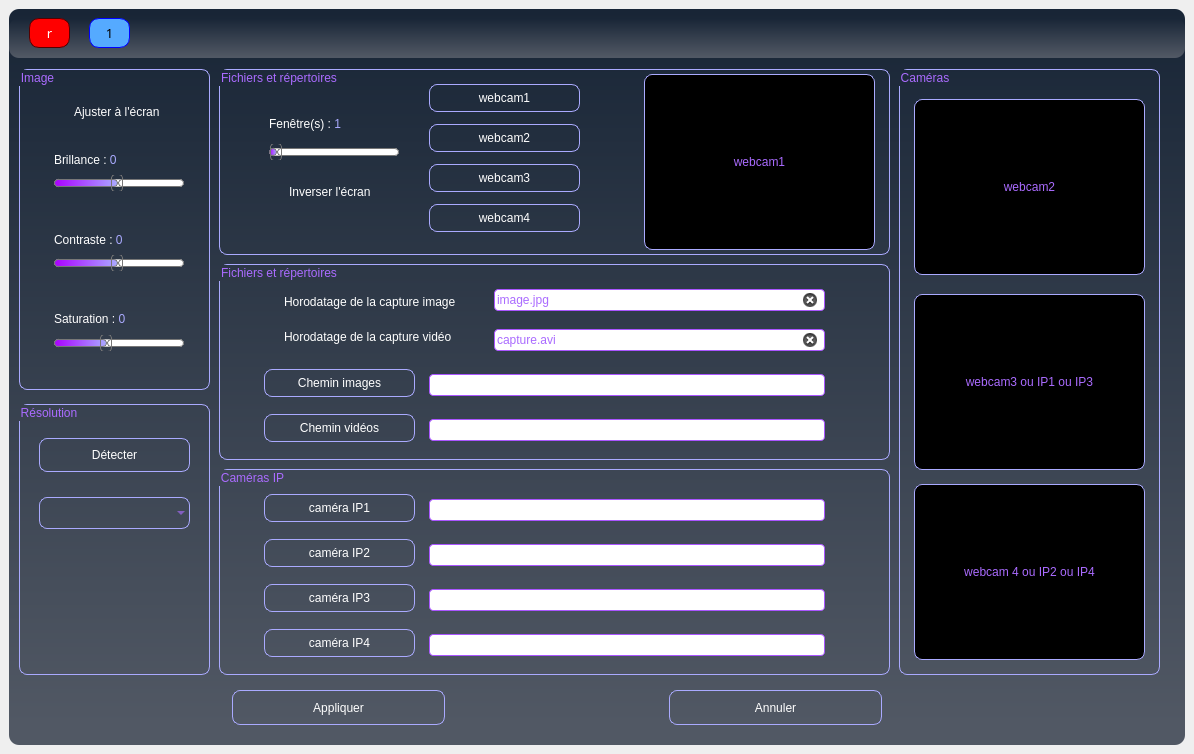
This is Settings.ui in pat13310/Webcam as Qt 5 draws it before an edit. The edited form follows.
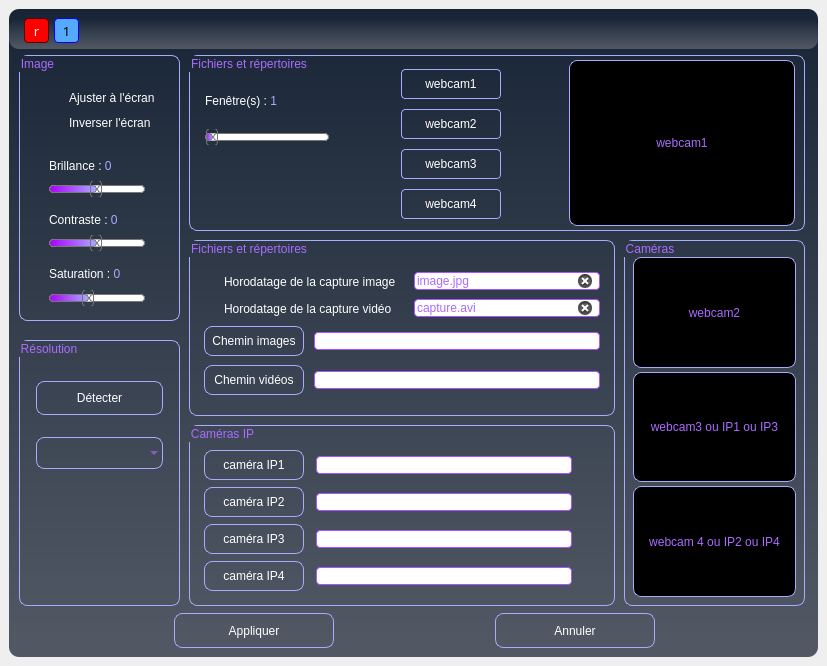
This is the edited form. Icons and pictures are not drawn.

What changed in the file:
```diff
--- a/Settings.ui
+++ b/Settings.ui
@@ -6,8 +6,8 @@
    <rect>
     <x>0</x>
     <y>0</y>
-    <width>1194</width>
-    <height>754</height>
+    <width>827</width>
+    <height>666</height>
    </rect>
   </property>
   <property name="windowTitle">
@@ -40,16 +40,16 @@
          <property name="maximumSize">
           <size>
            <width>16777215</width>
-           <height>40</height>
+           <height>31</height>
           </size>
          </property>
          <widget class="QPushButton" name="pushButton_close">
           <property name="geometry">
            <rect>
-            <x>20</x>
+            <x>15</x>
             <y>0</y>
-            <width>41</width>
-            <height>30</height>
+            <width>25</width>
+            <height>25</height>
            </rect>
           </property>
           <property name="font">
@@ -63,6 +63,7 @@
 color: rgb(255, 255, 255);
 background-color: rgb(255, 0, 0);
 border: 1px solid rgb(85, 0, 0);
+border-radius:4px;
 }
 
 QPushButton:hover{
@@ -80,10 +81,10 @@
          <widget class="QPushButton" name="pushButton_maxi">
           <property name="geometry">
            <rect>
-            <x>80</x>
+            <x>45</x>
             <y>0</y>
-            <width>41</width>
-            <height>30</height>
+            <width>25</width>
+            <height>25</height>
            </rect>
           </property>
           <property name="font">
@@ -93,12 +94,10 @@
            </font>
           </property>
           <property name="styleSheet">
-           <string notr="true">
-
-
-QPushButton{
+           <string notr="true">QPushButton{
 background-color: rgb(85, 170, 255);
 border: 1px solid blue;
+border-radius:4px;
 }
 
 QPushButton:hover{
@@ -130,9 +129,9 @@
           <property name="geometry">
            <rect>
             <x>10</x>
-            <y>5</y>
-            <width>191</width>
-            <height>321</height>
+            <y>0</y>
+            <width>161</width>
+            <height>266</height>
            </rect>
           </property>
           <property name="styleSheet">
@@ -146,7 +145,7 @@
           <widget class="QCheckBox" name="chk_adjust">
            <property name="geometry">
             <rect>
-             <x>35</x>
+             <x>30</x>
              <y>35</y>
              <width>117</width>
              <height>16</height>
@@ -163,8 +162,8 @@
           <widget class="QLabel" name="lbl_saturation">
            <property name="geometry">
             <rect>
-             <x>35</x>
-             <y>240</y>
+             <x>30</x>
+             <y>209</y>
              <width>121</width>
              <height>17</height>
             </rect>
@@ -194,8 +193,8 @@
           <widget class="QLabel" name="lbl_contraste">
            <property name="geometry">
             <rect>
-             <x>35</x>
-             <y>161</y>
+             <x>30</x>
+             <y>155</y>
              <width>126</width>
              <height>17</height>
             </rect>
@@ -225,9 +224,9 @@
           <widget class="QSlider" name="slider_contraste">
            <property name="geometry">
             <rect>
-             <x>35</x>
-             <y>186</y>
-             <width>130</width>
+             <x>30</x>
+             <y>180</y>
+             <width>96</width>
              <height>16</height>
             </rect>
            </property>
@@ -316,9 +315,9 @@
           <widget class="QSlider" name="slider_brillance">
            <property name="geometry">
             <rect>
-             <x>35</x>
-             <y>106</y>
-             <width>130</width>
+             <x>30</x>
+             <y>126</y>
+             <width>96</width>
              <height>16</height>
             </rect>
            </property>
@@ -407,8 +406,8 @@
           <widget class="QLabel" name="lbl_brillance">
            <property name="geometry">
             <rect>
-             <x>35</x>
-             <y>80</y>
+             <x>30</x>
+             <y>100</y>
              <width>126</width>
              <height>18</height>
             </rect>
@@ -444,9 +443,9 @@
           <widget class="QSlider" name="slider_saturation">
            <property name="geometry">
             <rect>
-             <x>35</x>
-             <y>266</y>
-             <width>130</width>
+             <x>30</x>
+             <y>235</y>
+             <width>96</width>
              <height>16</height>
             </rect>
            </property>
@@ -532,14 +531,31 @@
             <enum>Qt::Horizontal</enum>
            </property>
           </widget>
+          <widget class="QCheckBox" name="chk_inverse">
+           <property name="geometry">
+            <rect>
+             <x>30</x>
+             <y>60</y>
+             <width>102</width>
+             <height>16</height>
+            </rect>
+           </property>
+           <property name="styleSheet">
+            <string notr="true">color: rgb(255, 255, 255);
+border: 0px solid;</string>
+           </property>
+           <property name="text">
+            <string>Inverser l'écran</string>
+           </property>
+          </widget>
          </widget>
          <widget class="QGroupBox" name="groupBox_2">
           <property name="geometry">
            <rect>
-            <x>210</x>
-            <y>200</y>
-            <width>671</width>
-            <height>196</height>
+            <x>180</x>
+            <y>185</y>
+            <width>426</width>
+            <height>176</height>
            </rect>
           </property>
           <property name="styleSheet">
@@ -553,10 +569,10 @@
           <widget class="QLineEdit" name="edit_image">
            <property name="geometry">
             <rect>
-             <x>210</x>
-             <y>110</y>
-             <width>396</width>
-             <height>22</height>
+             <x>125</x>
+             <y>92</y>
+             <width>286</width>
+             <height>18</height>
             </rect>
            </property>
            <property name="styleSheet">
@@ -576,12 +592,30 @@
           <widget class="QPushButton" name="pb_dir_image">
            <property name="geometry">
             <rect>
-             <x>45</x>
-             <y>105</y>
-             <width>151</width>
-             <height>28</height>
+             <x>15</x>
+             <y>86</y>
+             <width>100</width>
+             <height>30</height>
             </rect>
            </property>
+           <property name="sizePolicy">
+            <sizepolicy hsizetype="Minimum" vsizetype="Expanding">
+             <horstretch>0</horstretch>
+             <verstretch>0</verstretch>
+            </sizepolicy>
+           </property>
+           <property name="minimumSize">
+            <size>
+             <width>100</width>
+             <height>30</height>
+            </size>
+           </property>
+           <property name="maximumSize">
+            <size>
+             <width>100</width>
+             <height>30</height>
+            </size>
+           </property>
            <property name="styleSheet">
             <string notr="true">
 QPushButton{
@@ -605,10 +639,10 @@
           <widget class="QLineEdit" name="edit_video">
            <property name="geometry">
             <rect>
-             <x>210</x>
-             <y>155</y>
-             <width>396</width>
-             <height>22</height>
+             <x>125</x>
+             <y>131</y>
+             <width>286</width>
+             <height>18</height>
             </rect>
            </property>
            <property name="styleSheet">
@@ -628,12 +662,30 @@
           <widget class="QPushButton" name="pb_dir_video">
            <property name="geometry">
             <rect>
-             <x>45</x>
-             <y>150</y>
-             <width>151</width>
-             <height>28</height>
+             <x>15</x>
+             <y>125</y>
+             <width>100</width>
+             <height>30</height>
             </rect>
            </property>
+           <property name="sizePolicy">
+            <sizepolicy hsizetype="Minimum" vsizetype="Expanding">
+             <horstretch>0</horstretch>
+             <verstretch>0</verstretch>
+            </sizepolicy>
+           </property>
+           <property name="minimumSize">
+            <size>
+             <width>100</width>
+             <height>30</height>
+            </size>
+           </property>
+           <property name="maximumSize">
+            <size>
+             <width>100</width>
+             <height>30</height>
+            </size>
+           </property>
            <property name="styleSheet">
             <string notr="true">
 QPushButton{
@@ -657,9 +709,9 @@
           <widget class="QCheckBox" name="chk_image_horodate">
            <property name="geometry">
             <rect>
-             <x>45</x>
-             <y>30</y>
-             <width>221</width>
+             <x>15</x>
+             <y>34</y>
+             <width>195</width>
              <height>16</height>
             </rect>
            </property>
@@ -674,9 +726,9 @@
           <widget class="QCheckBox" name="chk_video_horodate">
            <property name="geometry">
             <rect>
-             <x>45</x>
-             <y>65</y>
-             <width>211</width>
+             <x>15</x>
+             <y>61</y>
+             <width>192</width>
              <height>16</height>
             </rect>
            </property>
@@ -691,10 +743,10 @@
           <widget class="QLineEdit" name="edit_filename_image">
            <property name="geometry">
             <rect>
-             <x>275</x>
-             <y>25</y>
-             <width>331</width>
-             <height>22</height>
+             <x>225</x>
+             <y>32</y>
+             <width>186</width>
+             <height>18</height>
             </rect>
            </property>
            <property name="styleSheet">
@@ -717,10 +769,10 @@
            </property>
            <property name="geometry">
             <rect>
-             <x>275</x>
-             <y>65</y>
-             <width>331</width>
-             <height>22</height>
+             <x>225</x>
+             <y>59</y>
+             <width>186</width>
+             <height>18</height>
             </rect>
            </property>
            <property name="styleSheet">
@@ -744,10 +796,10 @@
          <widget class="QGroupBox" name="groupBox_3">
           <property name="geometry">
            <rect>
-            <x>210</x>
-            <y>405</y>
-            <width>671</width>
-            <height>206</height>
+            <x>180</x>
+            <y>370</y>
+            <width>426</width>
+            <height>181</height>
            </rect>
           </property>
           <property name="styleSheet">
@@ -761,12 +813,24 @@
           <widget class="QLineEdit" name="edit_ip2">
            <property name="geometry">
             <rect>
-             <x>210</x>
-             <y>75</y>
-             <width>396</width>
-             <height>22</height>
+             <x>127</x>
+             <y>68</y>
+             <width>256</width>
+             <height>18</height>
             </rect>
            </property>
+           <property name="minimumSize">
+            <size>
+             <width>200</width>
+             <height>0</height>
+            </size>
+           </property>
+           <property name="maximumSize">
+            <size>
+             <width>16777215</width>
+             <height>16777215</height>
+            </size>
+           </property>
            <property name="styleSheet">
             <string notr="true">QLineEdit{
 background-color: rgb(255, 255, 255);
@@ -784,12 +848,30 @@
           <widget class="QPushButton" name="pb_test_ip2">
            <property name="geometry">
             <rect>
-             <x>45</x>
-             <y>70</y>
-             <width>151</width>
-             <height>28</height>
+             <x>15</x>
+             <y>62</y>
+             <width>100</width>
+             <height>30</height>
             </rect>
            </property>
+           <property name="sizePolicy">
+            <sizepolicy hsizetype="Expanding" vsizetype="Expanding">
+             <horstretch>0</horstretch>
+             <verstretch>0</verstretch>
+            </sizepolicy>
+           </property>
+           <property name="minimumSize">
+            <size>
+             <width>100</width>
+             <height>30</height>
+            </size>
+           </property>
+           <property name="maximumSize">
+            <size>
+             <width>110</width>
+             <height>30</height>
+            </size>
+           </property>
            <property name="styleSheet">
             <string notr="true">
 QPushButton{
@@ -813,12 +895,24 @@
           <widget class="QLineEdit" name="edit_ip3">
            <property name="geometry">
             <rect>
-             <x>210</x>
-             <y>120</y>
-             <width>396</width>
-             <height>22</height>
+             <x>127</x>
+             <y>105</y>
+             <width>256</width>
+             <height>18</height>
             </rect>
            </property>
+           <property name="minimumSize">
+            <size>
+             <width>200</width>
+             <height>0</height>
+            </size>
+           </property>
+           <property name="maximumSize">
+            <size>
+             <width>16777215</width>
+             <height>16777215</height>
+            </size>
+           </property>
            <property name="styleSheet">
             <string notr="true">QLineEdit{
 background-color: rgb(255, 255, 255);
@@ -837,12 +931,30 @@
           <widget class="QPushButton" name="pb_test_ip3">
            <property name="geometry">
             <rect>
-             <x>45</x>
-             <y>115</y>
-             <width>151</width>
-             <height>28</height>
+             <x>15</x>
+             <y>99</y>
+             <width>100</width>
+             <height>30</height>
             </rect>
            </property>
+           <property name="sizePolicy">
+            <sizepolicy hsizetype="Expanding" vsizetype="Expanding">
+             <horstretch>0</horstretch>
+             <verstretch>0</verstretch>
+            </sizepolicy>
+           </property>
+           <property name="minimumSize">
+            <size>
+             <width>100</width>
+             <height>30</height>
+            </size>
+           </property>
+           <property name="maximumSize">
+            <size>
+             <width>110</width>
+             <height>30</height>
+            </size>
+           </property>
            <property name="styleSheet">
             <string notr="true">
 QPushButton{
@@ -866,12 +978,24 @@
           <widget class="QLineEdit" name="edit_ip1">
            <property name="geometry">
             <rect>
-             <x>210</x>
-             <y>30</y>
-             <width>396</width>
-             <height>22</height>
+             <x>127</x>
+             <y>31</y>
+             <width>256</width>
+             <height>18</height>
             </rect>
            </property>
+           <property name="minimumSize">
+            <size>
+             <width>200</width>
+             <height>0</height>
+            </size>
+           </property>
+           <property name="maximumSize">
+            <size>
+             <width>16777215</width>
+             <height>16777215</height>
+            </size>
+           </property>
            <property name="styleSheet">
             <string notr="true">QLineEdit{
 background-color: rgb(255, 255, 255);
@@ -889,12 +1013,30 @@
           <widget class="QPushButton" name="pb_test_ip1">
            <property name="geometry">
             <rect>
-             <x>45</x>
+             <x>15</x>
              <y>25</y>
-             <width>151</width>
-             <height>28</height>
+             <width>100</width>
+             <height>30</height>
             </rect>
            </property>
+           <property name="sizePolicy">
+            <sizepolicy hsizetype="Expanding" vsizetype="Expanding">
+             <horstretch>0</horstretch>
+             <verstretch>0</verstretch>
+            </sizepolicy>
+           </property>
+           <property name="minimumSize">
+            <size>
+             <width>100</width>
+             <height>30</height>
+            </size>
+           </property>
+           <property name="maximumSize">
+            <size>
+             <width>110</width>
+             <height>30</height>
+            </size>
+           </property>
            <property name="styleSheet">
             <string notr="true">
 QPushButton{
@@ -918,12 +1060,24 @@
           <widget class="QLineEdit" name="edit_ip4">
            <property name="geometry">
             <rect>
-             <x>210</x>
-             <y>165</y>
-             <width>396</width>
-             <height>22</height>
+             <x>127</x>
+             <y>142</y>
+             <width>256</width>
+             <height>18</height>
             </rect>
            </property>
+           <property name="minimumSize">
+            <size>
+             <width>200</width>
+             <height>0</height>
+            </size>
+           </property>
+           <property name="maximumSize">
+            <size>
+             <width>16777215</width>
+             <height>16777215</height>
+            </size>
+           </property>
            <property name="styleSheet">
             <string notr="true">QLineEdit{
 background-color: rgb(255, 255, 255);
@@ -942,12 +1096,30 @@
           <widget class="QPushButton" name="pb_test_ip4">
            <property name="geometry">
             <rect>
-             <x>45</x>
-             <y>160</y>
-             <width>151</width>
-             <height>28</height>
+             <x>15</x>
+             <y>136</y>
+             <width>100</width>
+             <height>30</height>
             </rect>
            </property>
+           <property name="sizePolicy">
+            <sizepolicy hsizetype="Expanding" vsizetype="Expanding">
+             <horstretch>0</horstretch>
+             <verstretch>0</verstretch>
+            </sizepolicy>
+           </property>
+           <property name="minimumSize">
+            <size>
+             <width>100</width>
+             <height>30</height>
+            </size>
+           </property>
+           <property name="maximumSize">
+            <size>
+             <width>110</width>
+             <height>30</height>
+            </size>
+           </property>
            <property name="styleSheet">
             <string notr="true">
 QPushButton{
@@ -972,8 +1144,8 @@
           <widget class="QLabel" name="label_5">
            <property name="geometry">
             <rect>
-             <x>630</x>
-             <y>120</y>
+             <x>395</x>
+             <y>104</y>
              <width>20</width>
              <height>20</height>
             </rect>
@@ -986,8 +1158,8 @@
            </property>
            <property name="maximumSize">
             <size>
-             <width>25</width>
-             <height>25</height>
+             <width>20</width>
+             <height>20</height>
             </size>
            </property>
            <property name="styleSheet">
@@ -1007,8 +1179,8 @@
           <widget class="QLabel" name="label_6">
            <property name="geometry">
             <rect>
-             <x>630</x>
-             <y>75</y>
+             <x>395</x>
+             <y>67</y>
              <width>20</width>
              <height>20</height>
             </rect>
@@ -1021,8 +1193,8 @@
            </property>
            <property name="maximumSize">
             <size>
-             <width>25</width>
-             <height>25</height>
+             <width>20</width>
+             <height>20</height>
             </size>
            </property>
            <property name="styleSheet">
@@ -1042,7 +1214,7 @@
           <widget class="QLabel" name="label_7">
            <property name="geometry">
             <rect>
-             <x>630</x>
+             <x>395</x>
              <y>30</y>
              <width>20</width>
              <height>20</height>
@@ -1056,8 +1228,8 @@
            </property>
            <property name="maximumSize">
             <size>
-             <width>25</width>
-             <height>25</height>
+             <width>20</width>
+             <height>20</height>
             </size>
            </property>
            <property name="styleSheet">
@@ -1077,8 +1249,8 @@
           <widget class="QLabel" name="label_8">
            <property name="geometry">
             <rect>
-             <x>630</x>
-             <y>165</y>
+             <x>395</x>
+             <y>141</y>
              <width>20</width>
              <height>20</height>
             </rect>
@@ -1091,8 +1263,8 @@
            </property>
            <property name="maximumSize">
             <size>
-             <width>25</width>
-             <height>25</height>
+             <width>20</width>
+             <height>20</height>
             </size>
            </property>
            <property name="styleSheet">
@@ -1114,9 +1286,9 @@
           <property name="geometry">
            <rect>
             <x>10</x>
-            <y>340</y>
-            <width>191</width>
-            <height>271</height>
+            <y>285</y>
+            <width>161</width>
+            <height>266</height>
            </rect>
           </property>
           <property name="styleSheet">
@@ -1129,13 +1301,13 @@
           </property>
           <layout class="QVBoxLayout" name="verticalLayout_2">
            <property name="leftMargin">
-            <number>20</number>
+            <number>17</number>
            </property>
            <property name="topMargin">
-            <number>15</number>
+            <number>25</number>
            </property>
            <property name="rightMargin">
-            <number>20</number>
+            <number>17</number>
            </property>
            <item>
             <widget class="QPushButton" name="pb_detect_res">
@@ -1201,6 +1373,11 @@
                <height>32</height>
               </size>
              </property>
+             <property name="font">
+              <font>
+               <pointsize>8</pointsize>
+              </font>
+             </property>
              <property name="styleSheet">
               <string notr="true">color: rgb(255, 255, 255);
 border-color:transparent;</string>
@@ -1220,7 +1397,7 @@
              </property>
              <property name="font">
               <font>
-               <pointsize>10</pointsize>
+               <pointsize>8</pointsize>
               </font>
              </property>
              <property name="styleSheet">
@@ -1237,10 +1414,10 @@
          <widget class="QGroupBox" name="groupBox_5">
           <property name="geometry">
            <rect>
-            <x>890</x>
-            <y>5</y>
-            <width>261</width>
-            <height>606</height>
+            <x>615</x>
+            <y>185</y>
+            <width>181</width>
+            <height>366</height>
            </rect>
           </property>
           <property name="autoFillBackground">
@@ -1257,74 +1434,64 @@
           <property name="alignment">
            <set>Qt::AlignLeading|Qt::AlignLeft|Qt::AlignTop</set>
           </property>
-          <widget class="QLabel" name="screen_2">
-           <property name="enabled">
-            <bool>true</bool>
+          <layout class="QVBoxLayout" name="verticalLayout_3">
+           <property name="spacing">
+            <number>4</number>
            </property>
-           <property name="geometry">
-            <rect>
-             <x>15</x>
-             <y>30</y>
-             <width>231</width>
-             <height>176</height>
-            </rect>
+           <property name="topMargin">
+            <number>17</number>
            </property>
-           <property name="styleSheet">
-            <string notr="true">background-color: rgb(0, 0, 0);</string>
-           </property>
-           <property name="text">
-            <string>webcam2</string>
-           </property>
-           <property name="alignment">
-            <set>Qt::AlignCenter</set>
-           </property>
-          </widget>
-          <widget class="QLabel" name="screen_3">
-           <property name="geometry">
-            <rect>
-             <x>15</x>
-             <y>225</y>
-             <width>231</width>
-             <height>176</height>
-            </rect>
-           </property>
-           <property name="styleSheet">
-            <string notr="true">background-color: rgb(0, 0, 0);</string>
-           </property>
-           <property name="text">
-            <string>webcam3 ou IP1 ou IP3</string>
-           </property>
-           <property name="alignment">
-            <set>Qt::AlignCenter</set>
-           </property>
-          </widget>
-          <widget class="QLabel" name="screen_4">
-           <property name="geometry">
-            <rect>
-             <x>15</x>
-             <y>415</y>
-             <width>231</width>
-             <height>176</height>
-            </rect>
-           </property>
-           <property name="styleSheet">
-            <string notr="true">background-color: rgb(0, 0, 0);</string>
-           </property>
-           <property name="text">
-            <string>webcam 4 ou IP2 ou IP4</string>
-           </property>
-           <property name="alignment">
-            <set>Qt::AlignCenter</set>
-           </property>
-          </widget>
+           <item>
+            <widget class="QLabel" name="screen_2">
+             <property name="enabled">
+              <bool>true</bool>
+             </property>
+             <property name="styleSheet">
+              <string notr="true">background-color: rgb(0, 0, 0);</string>
+             </property>
+             <property name="text">
+              <string>webcam2</string>
+             </property>
+             <property name="alignment">
+              <set>Qt::AlignCenter</set>
+             </property>
+            </widget>
+           </item>
+           <item>
+            <widget class="QLabel" name="screen_3">
+             <property name="styleSheet">
+              <string notr="true">background-color: rgb(0, 0, 0);</string>
+             </property>
+             <property name="text">
+              <string>webcam3 ou IP1 ou IP3</string>
+             </property>
+             <property name="alignment">
+              <set>Qt::AlignCenter</set>
+             </property>
+            </widget>
+           </item>
+           <item>
+            <widget class="QLabel" name="screen_4">
+             <property name="styleSheet">
+              <string notr="true">background-color: rgb(0, 0, 0);</string>
+             </property>
+             <property name="text">
+              <string>webcam 4 ou IP2 ou IP4</string>
+             </property>
+             <property name="alignment">
+              <set>Qt::AlignCenter</set>
+             </property>
+            </widget>
+           </item>
+          </layout>
          </widget>
          <widget class="QGroupBox" name="groupBox_6">
           <property name="geometry">
            <rect>
-            <x>210</x>
-            <y>5</y>
-            <width>671</width>
-            <height>186</height>
+            <x>180</x>
+            <y>0</y>
+            <width>616</width>
+            <height>176</height>
            </rect>
           </property>
           <property name="styleSheet">
@@ -1338,9 +1505,9 @@
           <widget class="QSlider" name="slider_nb_window">
            <property name="geometry">
             <rect>
-             <x>50</x>
-             <y>75</y>
-             <width>130</width>
+             <x>16</x>
+             <y>74</y>
+             <width>124</width>
              <height>16</height>
             </rect>
            </property>
@@ -1435,10 +1602,10 @@
           <widget class="QLabel" name="lbl_nb_window">
            <property name="geometry">
             <rect>
-             <x>50</x>
-             <y>45</y>
-             <width>121</width>
-             <height>17</height>
+             <x>16</x>
+             <y>37</y>
+             <width>80</width>
+             <height>16</height>
             </rect>
            </property>
            <property name="maximumSize">
@@ -1466,17 +1633,35 @@
           <widget class="QPushButton" name="pb_webcam2">
            <property name="geometry">
             <rect>
-             <x>210</x>
-             <y>55</y>
-             <width>151</width>
-             <height>28</height>
+             <x>212</x>
+             <y>54</y>
+             <width>100</width>
+             <height>30</height>
             </rect>
            </property>
+           <property name="sizePolicy">
+            <sizepolicy hsizetype="Minimum" vsizetype="Expanding">
+             <horstretch>0</horstretch>
+             <verstretch>0</verstretch>
+            </sizepolicy>
+           </property>
+           <property name="minimumSize">
+            <size>
+             <width>100</width>
+             <height>30</height>
+            </size>
+           </property>
+           <property name="maximumSize">
+            <size>
+             <width>100</width>
+             <height>30</height>
+            </size>
+           </property>
            <property name="styleSheet">
             <string notr="true">
 QPushButton{
 border:1px solid rgb(170, 170, 255);
-border-radius:8px;
+border-radius:4px;
 color: white;
 }
 
@@ -1495,17 +1680,35 @@
           <widget class="QPushButton" name="pb_webcam1">
            <property name="geometry">
             <rect>
-             <x>210</x>
-             <y>15</y>
-             <width>151</width>
-             <height>28</height>
+             <x>212</x>
+             <y>14</y>
+             <width>100</width>
+             <height>30</height>
             </rect>
            </property>
+           <property name="sizePolicy">
+            <sizepolicy hsizetype="Expanding" vsizetype="Expanding">
+             <horstretch>0</horstretch>
+             <verstretch>0</verstretch>
+            </sizepolicy>
+           </property>
+           <property name="minimumSize">
+            <size>
+             <width>100</width>
+             <height>30</height>
+            </size>
+           </property>
+           <property name="maximumSize">
+            <size>
+             <width>100</width>
+             <height>30</height>
+            </size>
+           </property>
            <property name="styleSheet">
             <string notr="true">
 QPushButton{
 border:1px solid rgb(170, 170, 255);
-border-radius:8px;
+border-radius:4px;
 color: white;
 }
 
@@ -1524,17 +1727,35 @@
           <widget class="QPushButton" name="pb_webcam4">
            <property name="geometry">
             <rect>
-             <x>210</x>
-             <y>135</y>
-             <width>151</width>
-             <height>28</height>
+             <x>212</x>
+             <y>134</y>
+             <width>100</width>
+             <height>30</height>
             </rect>
            </property>
+           <property name="sizePolicy">
+            <sizepolicy hsizetype="Minimum" vsizetype="Expanding">
+             <horstretch>0</horstretch>
+             <verstretch>0</verstretch>
+            </sizepolicy>
+           </property>
+           <property name="minimumSize">
+            <size>
+             <width>100</width>
+             <height>30</height>
+            </size>
+           </property>
+           <property name="maximumSize">
+            <size>
+             <width>100</width>
+             <height>30</height>
+            </size>
+           </property>
            <property name="styleSheet">
             <string notr="true">
 QPushButton{
 border:1px solid rgb(170, 170, 255);
-border-radius:8px;
+border-radius:4px;
 color: white;
 }
 
@@ -1554,17 +1775,35 @@
           <widget class="QPushButton" name="pb_webcam3">
            <property name="geometry">
             <rect>
-             <x>210</x>
-             <y>95</y>
-             <width>151</width>
-             <height>28</height>
+             <x>212</x>
+             <y>94</y>
+             <width>100</width>
+             <height>30</height>
             </rect>
            </property>
+           <property name="sizePolicy">
+            <sizepolicy hsizetype="Minimum" vsizetype="Expanding">
+             <horstretch>0</horstretch>
+             <verstretch>0</verstretch>
+            </sizepolicy>
+           </property>
+           <property name="minimumSize">
+            <size>
+             <width>100</width>
+             <height>30</height>
+            </size>
+           </property>
+           <property name="maximumSize">
+            <size>
+             <width>100</width>
+             <height>30</height>
+            </size>
+           </property>
            <property name="styleSheet">
             <string notr="true">
 QPushButton{
 border:1px solid rgb(170, 170, 255);
-border-radius:8px;
+border-radius:4px;
 color: white;
 }
 
@@ -1580,30 +1819,13 @@
             <string>webcam3</string>
            </property>
           </widget>
-          <widget class="QCheckBox" name="chk_inverse">
-           <property name="geometry">
-            <rect>
-             <x>50</x>
-             <y>115</y>
-             <width>131</width>
-             <height>16</height>
-            </rect>
-           </property>
-           <property name="styleSheet">
-            <string notr="true">color: rgb(255, 255, 255);
-border: 0px solid;</string>
-           </property>
-           <property name="text">
-            <string>Inverser l'écran</string>
-           </property>
-          </widget>
           <widget class="QLabel" name="screen">
            <property name="geometry">
             <rect>
-             <x>425</x>
+             <x>380</x>
              <y>5</y>
-             <width>231</width>
-             <height>176</height>
+             <width>226</width>
+             <height>166</height>
             </rect>
            </property>
            <property name="styleSheet">
@@ -1619,9 +1841,9 @@
           <widget class="QLabel" name="label">
            <property name="geometry">
             <rect>
-             <x>375</x>
+             <x>320</x>
              <y>20</y>
-             <width>20</width>
+             <width>21</width>
              <height>20</height>
             </rect>
            </property>
@@ -1633,8 +1855,8 @@
            </property>
            <property name="maximumSize">
             <size>
-             <width>25</width>
-             <height>25</height>
+             <width>21</width>
+             <height>20</height>
             </size>
            </property>
            <property name="styleSheet">
@@ -1654,8 +1876,8 @@
           <widget class="QLabel" name="label_2">
            <property name="geometry">
             <rect>
-             <x>375</x>
-             <y>60</y>
+             <x>320</x>
+             <y>59</y>
              <width>20</width>
              <height>20</height>
             </rect>
@@ -1668,8 +1890,8 @@
            </property>
            <property name="maximumSize">
             <size>
-             <width>25</width>
-             <height>25</height>
+             <width>20</width>
+             <height>20</height>
             </size>
            </property>
            <property name="styleSheet">
@@ -1689,8 +1911,8 @@
           <widget class="QLabel" name="label_3">
            <property name="geometry">
             <rect>
-             <x>375</x>
-             <y>100</y>
+             <x>320</x>
+             <y>99</y>
              <width>20</width>
              <height>20</height>
             </rect>
@@ -1703,8 +1925,8 @@
            </property>
            <property name="maximumSize">
             <size>
-             <width>25</width>
-             <height>25</height>
+             <width>20</width>
+             <height>20</height>
             </size>
            </property>
            <property name="styleSheet">
@@ -1724,8 +1946,8 @@
           <widget class="QLabel" name="label_4">
            <property name="geometry">
             <rect>
-             <x>375</x>
-             <y>140</y>
+             <x>320</x>
+             <y>139</y>
              <width>20</width>
              <height>20</height>
             </rect>
@@ -1738,8 +1960,8 @@
            </property>
            <property name="maximumSize">
             <size>
-             <width>25</width>
-             <height>25</height>
+             <width>20</width>
+             <height>20</height>
             </size>
            </property>
            <property name="styleSheet">
@@ -1760,15 +1982,15 @@
          <widget class="QWidget" name="layoutWidget">
           <property name="geometry">
            <rect>
-            <x>10</x>
-            <y>625</y>
-            <width>1076</width>
-            <height>37</height>
+            <x>5</x>
+            <y>555</y>
+            <width>801</width>
+            <height>41</height>
            </rect>
           </property>
           <layout class="QGridLayout" name="gridLayout">
-           <property name="horizontalSpacing">
-            <number>11</number>
+           <property name="spacing">
+            <number>0</number>
            </property>
            <item row="0" column="1">
             <widget class="QPushButton" name="pb_apply">
```
Left out of the diff: 130 changed lines with no effect on the pictures.
